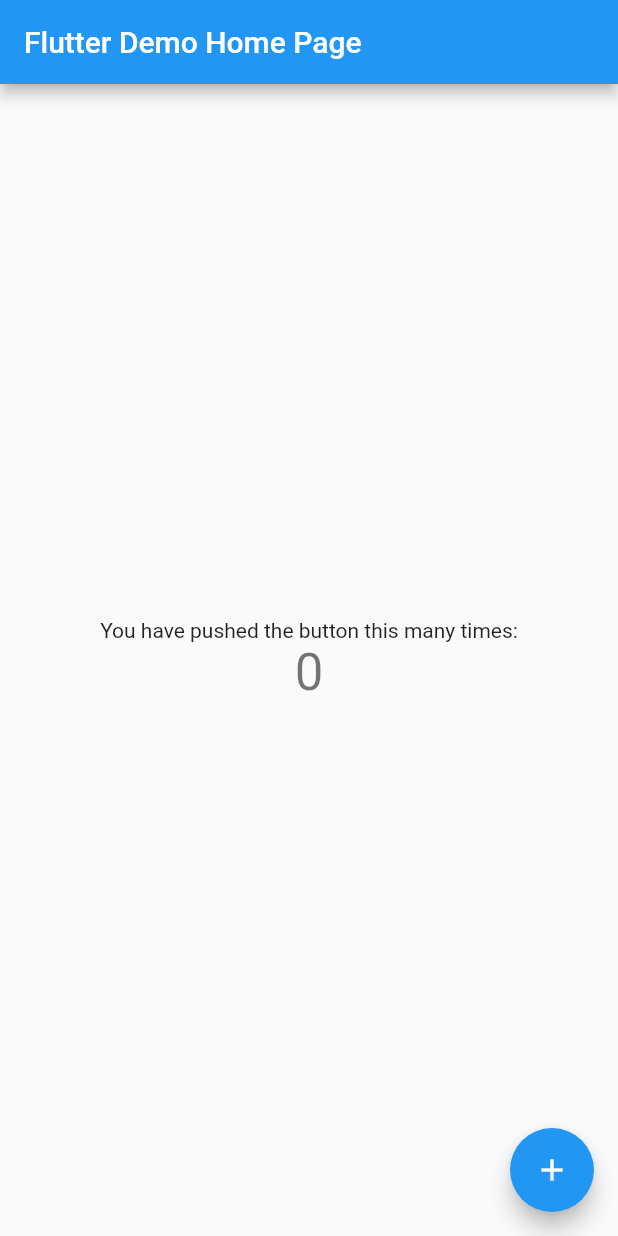
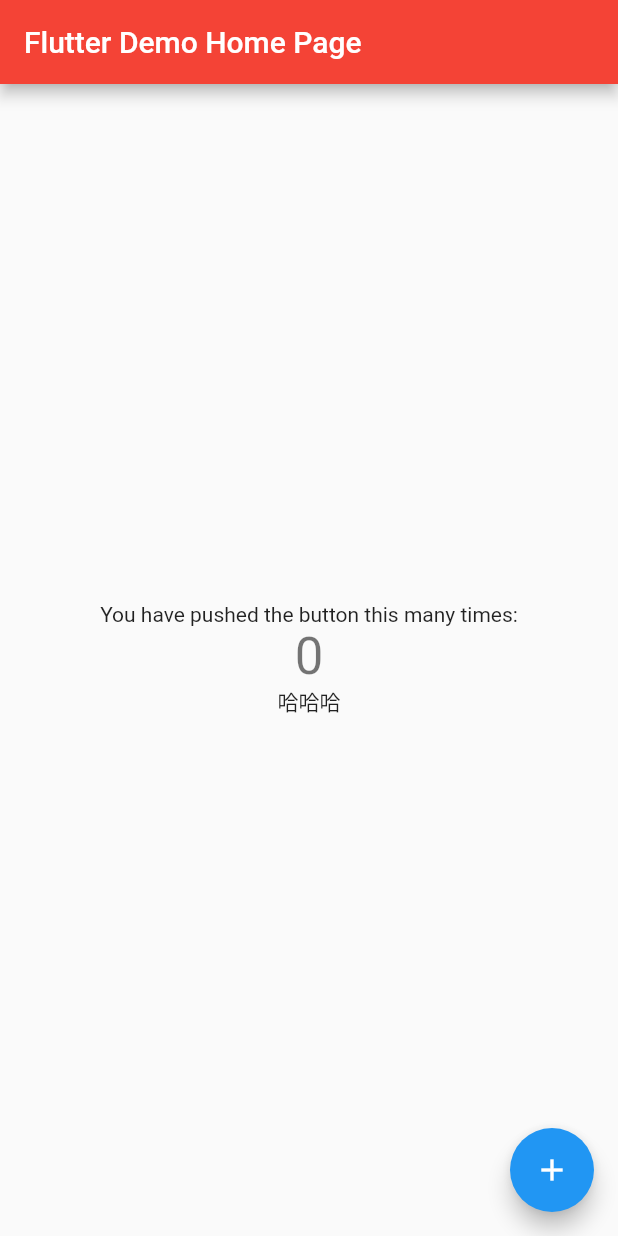
Before and after one commit to HLJJMS/MYFLUTTER, a Flutter app: the MyHomePage screen opened directly, on a phone screen of 412 x 824 dp. Run offline on Flutter 3.47's test engine with Material 2 defaults, Android fonts, the phone set to English and light mode, and no system bars; network calls fail.

Commit message:
基础提交

```diff
--- /dev/null
+++ b/lib/main2.dart
@@ -0,0 +1,122 @@
+import 'package:flutter/material.dart';
+class OkApp extends StatelessWidget {
+  // This widget is the root of your application.
+  @override
+  Widget build(BuildContext context) {
+    return MaterialApp(
+      title: 'okapp Demo',
+      color: Colors.blue,
+      theme: ThemeData(
+        // This is the theme of your application.
+        //
+        // Try running your application with "flutter run". You'll see the
+        // application has a blue toolbar. Then, without quitting the app, try
+        // changing the primarySwatch below to Colors.green and then invoke
+        // "hot reload" (press "r" in the console where you ran "flutter run",
+        // or simply save your changes to "hot reload" in a Flutter IDE).
+        // Notice that the counter didn't reset back to zero; the application
+        // is not restarted.
+        primarySwatch: Colors.blue,
+      ),
+      home: MyHomePage(title: 'Flutter Demo Home Page'),
+    );
+  }
+}
+
+class MyHomePage extends StatefulWidget {
+  MyHomePage({Key key, this.title}) : super(key: key);
+
+  // This widget is the home page of your application. It is stateful, meaning
+  // that it has a State object (defined below) that contains fields that affect
+  // how it looks.
+
+  // This class is the configuration for the state. It holds the values (in this
+  // case the title) provided by the parent (in this case the App widget) and
+  // used by the build method of the State. Fields in a Widget subclass are
+  // always marked "final".
+
+  final String title;
+
+  @override
+  _MyHomePageState createState() => _MyHomePageState();
+}
+
+class _MyHomePageState extends State<MyHomePage> {
+  int _counter = 0;
+
+  void _incrementCounter() {
+    setState(() {
+      // This call to setState tells the Flutter framework that something has
+      // changed in this State, which causes it to rerun the build method below
+      // so that the display can reflect the updated values. If we changed
+      // _counter without calling setState(), then the build method would not be
+      // called again, and so nothing would appear to happen.
+      _counter++;
+    });
+  }
+
+  @override
+  Widget build(BuildContext context) {
+    // This method is rerun every time setState is called, for instance as done
+    // by the _incrementCounter method above.
+    //
+    // The Flutter framework has been optimized to make rerunning build methods
+    // fast, so that you can just rebuild anything that needs updating rather
+    // than having to individually change instances of widgets.
+    return Scaffold(
+      appBar: AppBar(
+        // Here we take the value from the MyHomePage object that was created by
+        // the App.build method, and use it to set our appbar title.
+        title: Text(widget.title),
+        backgroundColor: Colors.red,
+      ),
+      body: Center(
+        // Center is a layout widget. It takes a single child and positions it
+        // in the middle of the parent.
+        child: Column(
+          // Column is also a layout widget. It takes a list of children and
+          // arranges them vertically. By default, it sizes itself to fit its
+          // children horizontally, and tries to be as tall as its parent.
+          //
+          // Invoke "debug painting" (press "p" in the console, choose the
+          // "Toggle Debug Paint" action from the Flutter Inspector in Android
+          // Studio, or the "Toggle Debug Paint" command in Visual Studio Code)
+          // to see the wireframe for each widget.
+          //
+          // Column has various properties to control how it sizes itself and
+          // how it positions its children. Here we use mainAxisAlignment to
+          // center the children vertically; the main axis here is the vertical
+          // axis because Columns are vertical (the cross axis would be
+          // horizontal).
+          mainAxisAlignment: MainAxisAlignment.center,
+          children: <Widget>[
+            Text(
+              'You have pushed the button this many times:',
+            ),
+            Text(
+              '$_counter',
+              style: Theme.of(context).textTheme.display1,
+            ),
+            Text("哈哈哈")
+          ],
+        ),
+
+
+
+
+
+
+
+
+
+
+
+      ),
+      floatingActionButton: FloatingActionButton(
+        onPressed: _incrementCounter,
+        tooltip: 'Increment',
+        child: Icon(Icons.add),
+      ), // This trailing comma makes auto-formatting nicer for build methods.
+    );
+  }
+}
```
Also changed, not shown: lib/main.dart (+97 -82 lines), lib/tab.dart (added).
